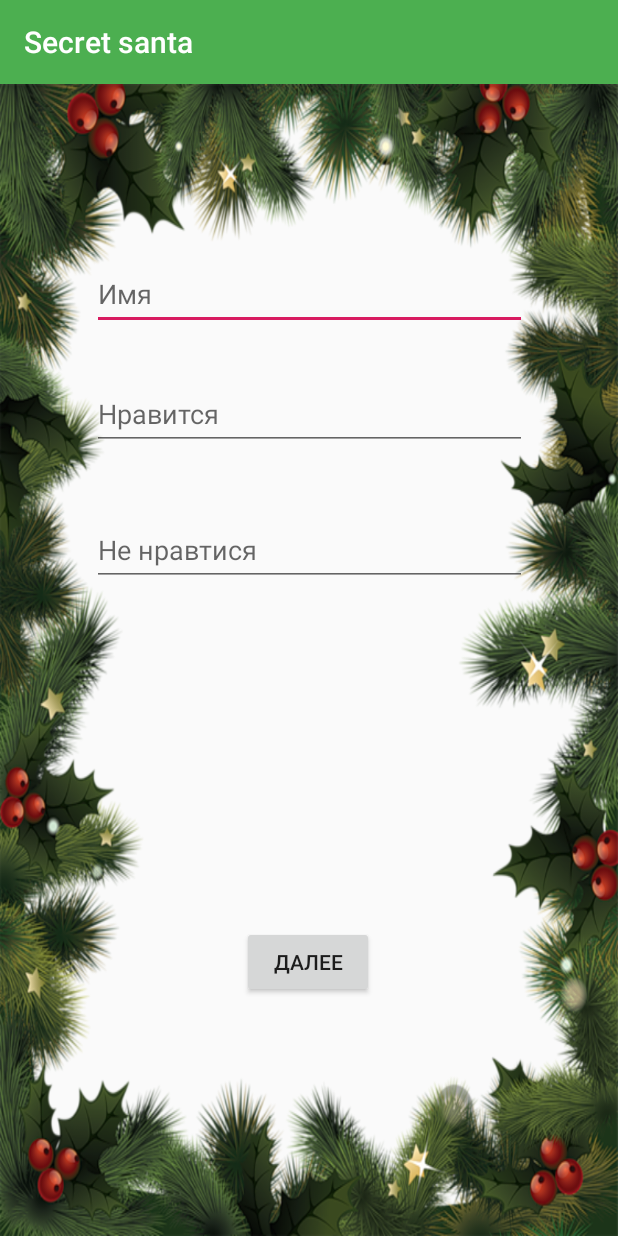
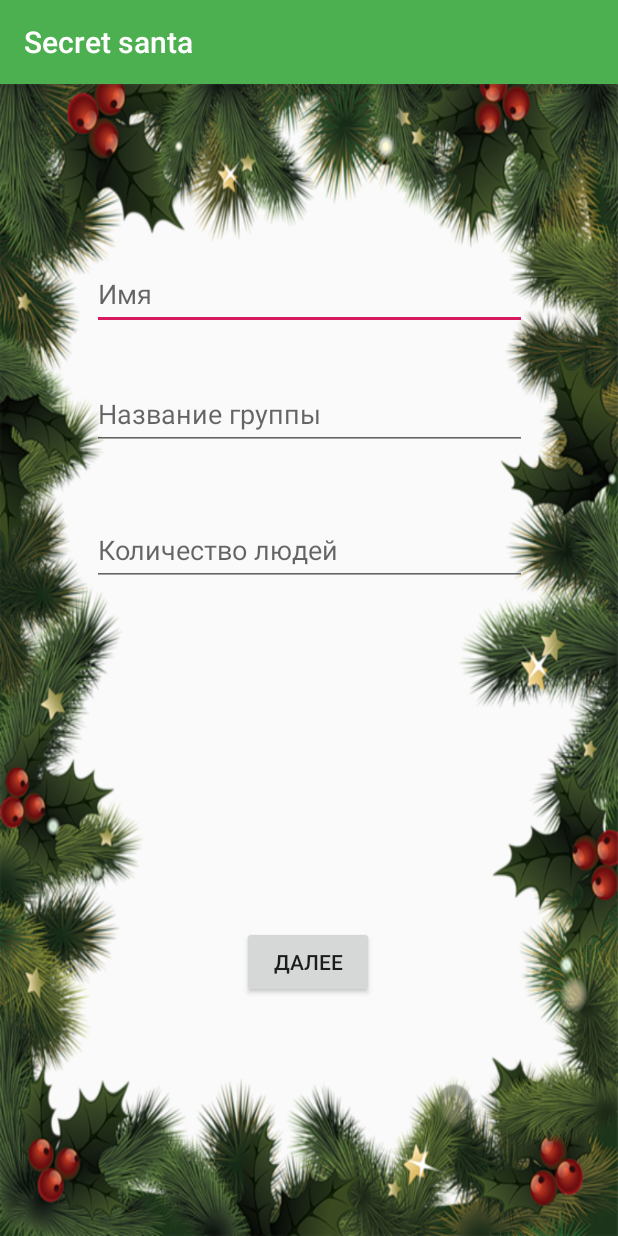
Before and after one commit to AleksKirienko/Santa, an Android app: the ActivityTwo screen opened directly, with no data from a screen before it, on a phone screen of 412 x 824 dp. Run offline under Robolectric (Android 15) with nearby library versions, the phone set to English and light mode, and no system bars.

Commit message:
Update for presentation

```diff
--- a/app/src/main/java/shift/santa/features/books/presentation/BookActivity.kt
+++ b/app/src/main/java/shift/santa/features/books/presentation/BookActivity.kt
@@ -34,7 +34,6 @@ class BookActivity : BaseActivity<BookListView>(), BookListView {
     private var adapter: BookAdapter? = null
     private var presenter: BookListPresenter? = null
     private var groupIDSelected: Long? = null
-
 
     override fun getMvpView(): BookListView {
         return this
--- a/app/src/main/res/layout/activity_create_user.xml
+++ b/app/src/main/res/layout/activity_create_user.xml
@@ -50,7 +50,7 @@
         android:id="@+id/button3"
         android:layout_width="wrap_content"
         android:layout_height="wrap_content"
-        android:text="Добавить пользователя"
+        android:text="Далее"
         app:layout_constraintBottom_toBottomOf="parent"
         app:layout_constraintEnd_toEndOf="parent"
         app:layout_constraintHorizontal_bias="0.497"
--- a/app/src/main/res/layout/activity_two.xml
+++ b/app/src/main/res/layout/activity_two.xml
@@ -38,7 +38,7 @@
         android:layout_height="48dp"
         android:layout_marginTop="32dp"
         android:ems="10"
-        android:hint="Нравится"
+        android:hint="Название группы"
         android:inputType="textPersonName"
         app:layout_constraintEnd_toEndOf="parent"
         app:layout_constraintHorizontal_bias="0.5"
@@ -50,7 +50,7 @@
         android:layout_width="290dp"
         android:layout_height="48dp"
         android:ems="10"
-        android:hint="Не нравтися"
+        android:hint="Количество людей"
         android:inputType="textPersonName"
         app:layout_constraintBottom_toBottomOf="parent"
         app:layout_constraintEnd_toEndOf="parent"
```
